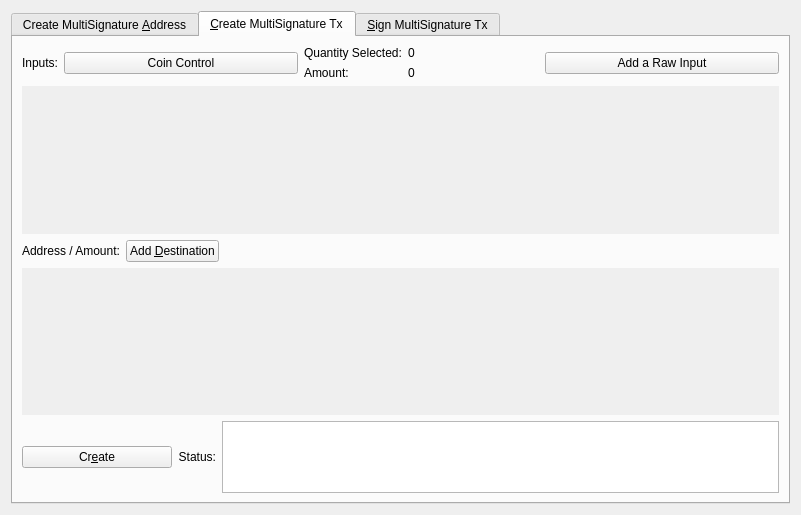
Qt form src/qt/forms/multisigdialog.ui (sicXnull/test) before a commit.
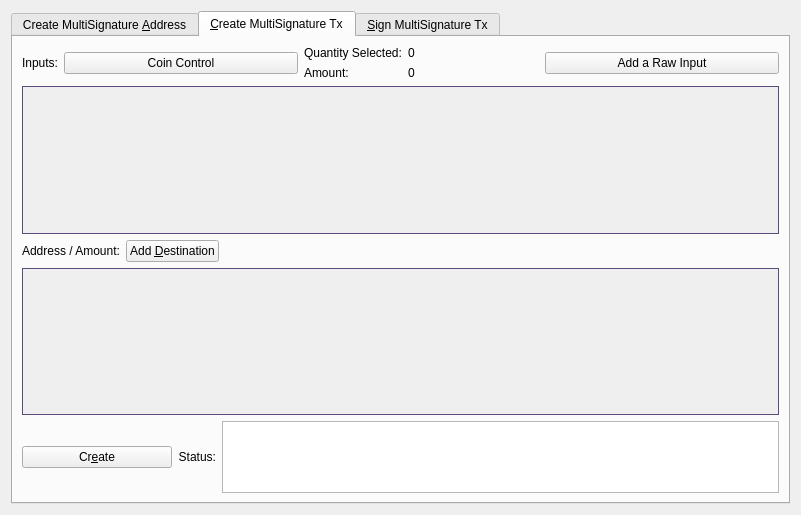
The same form after that commit. Icons and pictures are not drawn.

```diff
--- a/src/qt/forms/multisigdialog.ui
+++ b/src/qt/forms/multisigdialog.ui
@@ -22,11 +22,8 @@
   <layout class="QVBoxLayout" name="verticalLayout_8">
    <item>
     <widget class="QTabWidget" name="multisigTabWidget">
-     <property name="layoutDirection">
-      <enum>Qt::LeftToRight</enum>
-     </property>
      <property name="styleSheet">
-      <string notr="true"/>
+      <string notr="true">QScrollArea{border: 1px solid #5b4c7c;}</string>
      </property>
      <property name="currentIndex">
       <number>1</number>
@@ -383,12 +380,6 @@
                <verstretch>0</verstretch>
               </sizepolicy>
              </property>
-             <property name="styleSheet">
-              <string notr="true">border:0;</string>
-             </property>
-             <property name="lineWidth">
-              <number>0</number>
-             </property>
              <property name="widgetResizable">
               <bool>true</bool>
              </property>
@@ -397,8 +388,8 @@
                <rect>
                 <x>0</x>
                 <y>0</y>
-                <width>749</width>
-                <height>141</height>
+                <width>747</width>
+                <height>131</height>
                </rect>
               </property>
               <layout class="QVBoxLayout" name="verticalLayout_7">
@@ -470,9 +461,6 @@
                <verstretch>0</verstretch>
               </sizepolicy>
              </property>
-             <property name="styleSheet">
-              <string notr="true">border:0;</string>
-             </property>
              <property name="widgetResizable">
               <bool>true</bool>
              </property>
@@ -481,8 +469,8 @@
                <rect>
                 <x>0</x>
                 <y>0</y>
-                <width>749</width>
-                <height>140</height>
+                <width>747</width>
+                <height>130</height>
                </rect>
               </property>
               <layout class="QVBoxLayout" name="verticalLayout_11">
```
Left out of the diff: 56 changed lines with no effect on the pictures.
